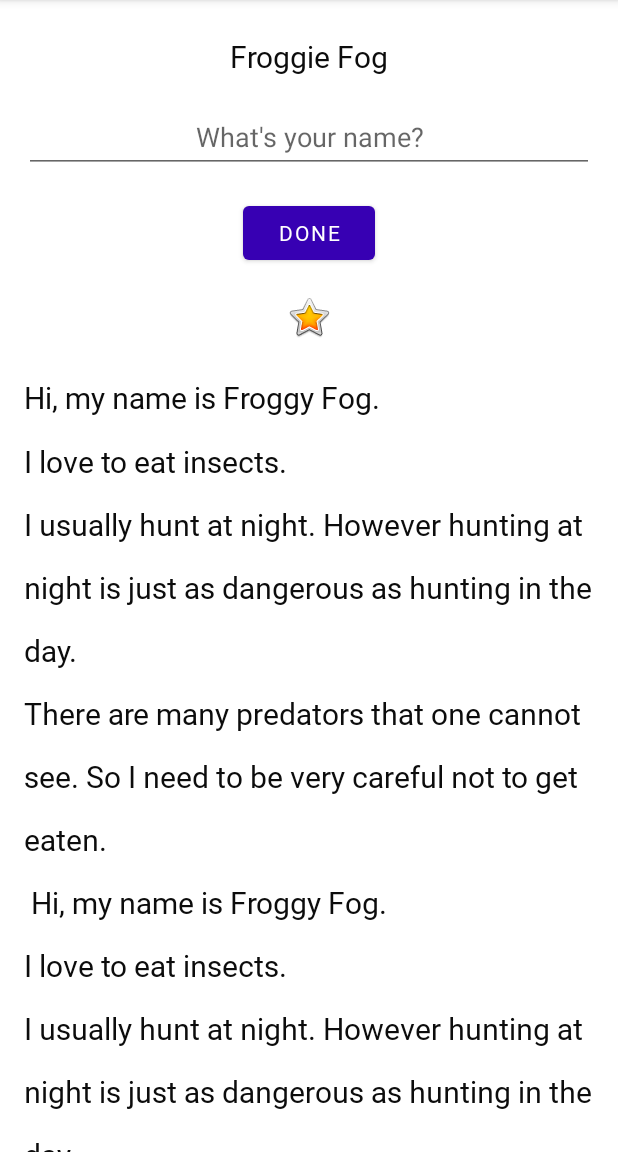
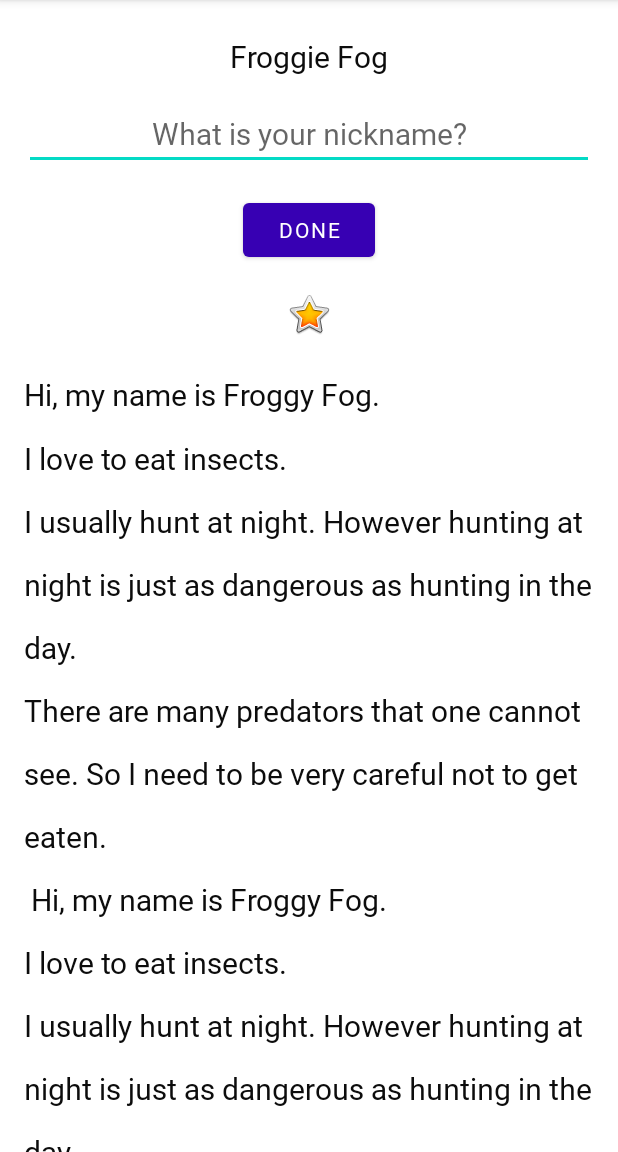
Before and after one commit to sensodyne33/project3, an Android app: the screen it shows after launch (MainActivity), on a phone screen of 412 x 824 dp, the part 84-1236 px from its top. Run offline under Robolectric (Android 15) with nearby library versions, the phone set to English and light mode, and no system bars; our stand-ins replace data binding.

Commit message:
fixed editText by getting rid of the descentFocusability="blockDescendants" feature in activitymain.xml

```diff
--- a/app/build.gradle
+++ b/app/build.gradle
@@ -29,6 +29,11 @@ android {
     kotlinOptions {
         jvmTarget = '1.8'
     }
+
+    //we need to enable dataBinding library in order to use it
+    dataBinding {
+        enabled = true
+    }
 }
 
 dependencies {
--- a/app/src/main/res/layout/activity_main.xml
+++ b/app/src/main/res/layout/activity_main.xml
@@ -1,16 +1,19 @@
 <?xml version="1.0" encoding="utf-8"?>
-<LinearLayout xmlns:android="http://schemas.android.com/apk/res/android"
-    xmlns:app="http://schemas.android.com/apk/res-auto"
+
+<layout xmlns:tools="http://schemas.android.com/tools"
+    xmlns:android="http://schemas.android.com/apk/res/android"
+    xmlns:app="http://schemas.android.com/apk/res-auto">
+
+    <LinearLayout
         android:layout_width="match_parent"
         android:layout_height="match_parent"
-    android:descendantFocusability="blocksDescendants"
         android:orientation="vertical"
         android:paddingStart="@dimen/padding"
         android:paddingEnd="@dimen/padding"
         android:textAlignment="center">
 
         <TextView
-        android:id="@+id/textView"
+            android:id="@+id/name_text"
             style="@style/NameStyle"
             android:layout_width="match_parent"
             android:layout_height="wrap_content"
@@ -19,13 +22,12 @@
 
         <EditText
             android:id="@+id/nickname_edit"
+            style="@style/NameStyle"
             android:layout_width="match_parent"
             android:layout_height="wrap_content"
-        android:layout_marginTop="@dimen/layout_margin"
             android:ems="10"
-        android:hint="What's your name?"
+            android:hint="@string/what_is_your_nickname"
             android:inputType="textPersonName"
-        android:minHeight="48dp"
             android:textAlignment="center" />
 
         <Button
@@ -74,5 +76,7 @@
         </ScrollView>
 
     </LinearLayout>
+</layout>
 
-    <!--    we change apply style pack(font, size, etc) changes by going to style in the attributes-->
+    <!--we change apply style pack(font, size, etc) changes by going to style in the attributes-->
+<!--    android:descendantFocusability="blocksDescendants......BLOCKED EDIT TEXT FROM WORKING!-->
--- a/app/src/main/res/values/strings.xml
+++ b/app/src/main/res/values/strings.xml
@@ -5,4 +5,5 @@
     <string name="bio">"Hi, my name is Froggy Fog.\nI love to eat insects.\nI usually hunt at night. However hunting at night is just as dangerous as hunting in the day.\nThere are many predators that one cannot see. So I need to be very careful not to get eaten.\n Hi, my name is Froggy Fog.\nI love to eat insects.\nI usually hunt at night. However hunting at night is just as dangerous as hunting in the day.\nHi, my name is Froggy Fog.\nI love to eat insects.\n\nI usually hunt at night. However hunting at night is just as dangerous as hunting in the day.\nThere are many predators that one cannot see. So I need to be very careful not to get eaten.\n Hi, my name is Froggy Fog.\nI love to eat insects.     \nHi, my name is Froggy Fog.\nI love to eat insects.\n\nI usually hunt at night. However hunting at night is just as dangerous as hunting in the day.\nThere are many predators that one cannot see. So I need to be very careful not to get eaten.\n Hi, my name is Froggy Fog.\nI love to eat insects.\nI usually hunt at night. However hunting at night is just as dangerous as hunting in the day.\nHi, my name is Froggy Fog.\nI love to eat insects.\n\nI usually hunt at night. However hunting at night is just as dangerous as hunting in the day.\nThere are many predators that one cannot see. So I need to be very careful not to get eaten.\n Hi, my name is Froggy Fog.\nI love to eat insects.\n\n\n\n\n        \n        \n        \n\n        \n\n\n    "</string>
     <string name="user_nickname">What is your nickname?</string>
     <string name="done_button">Done</string>
+    <string name="what_is_your_nickname">What is your nickname?</string>
 </resources>
```
Also changed, not shown: app/src/main/java/com/example/aboutme/MainActivity.kt (+30 -16 lines). Lines whose indentation alone changed are shown as unchanged.
